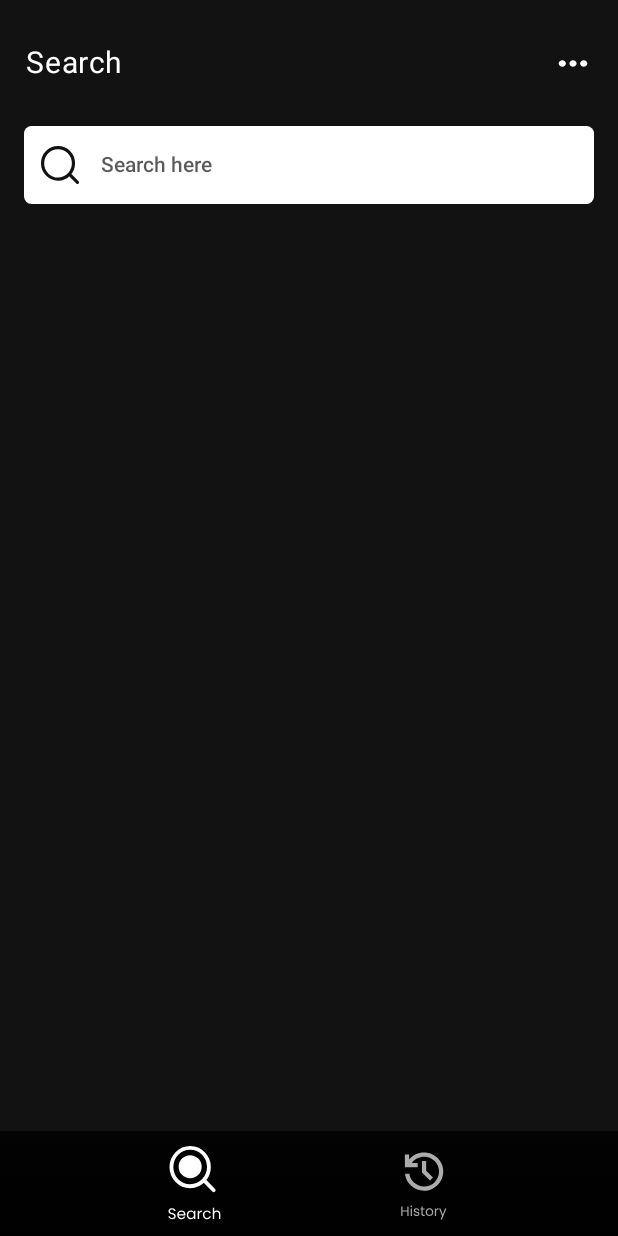
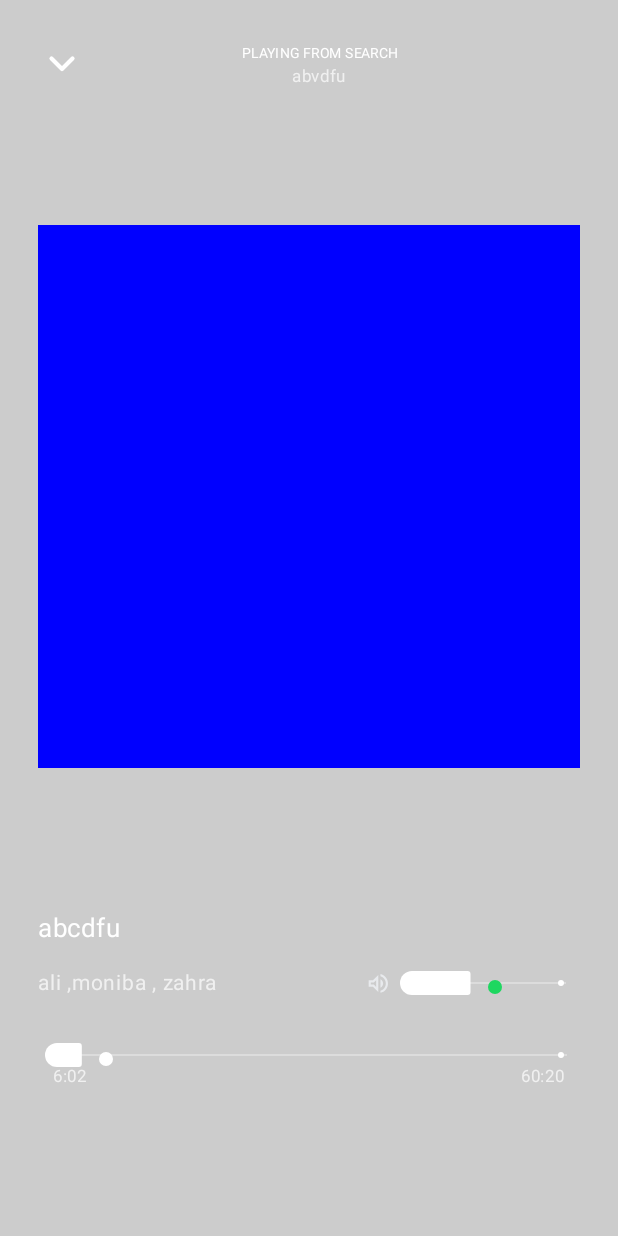
Before and after one commit to im-ali-f/spotify, an Android app built with Jetpack Compose: the HomeComp screen opened through its navigation route, on a phone screen of 412 x 824 dp. Run offline under Robolectric (Android 15) with nearby library versions, the phone set to English and light mode, and no system bars; our stand-ins replace Shimmer; libraries missing offline, so code that uses them is left out: com.spotify.android, com.spotify.protocol; pictures from the network do not load; 2 statements that could not run were skipped.

Commit message:
last changes

```diff
--- a/app/src/main/java/com/example/techsrcstudioc/Data/VMs/TrackViewModel.kt
+++ b/app/src/main/java/com/example/techsrcstudioc/Data/VMs/TrackViewModel.kt
@@ -55,5 +55,8 @@ class TrackViewModel(
         )
     )
 
+    var muted by mutableStateOf(false)
+    var voloume by mutableStateOf(0.5f)
+    var trackListened by mutableStateOf(0.1f)
 
 }
--- a/app/src/main/java/com/example/techsrcstudioc/TrackComp/TrackComp.kt
+++ b/app/src/main/java/com/example/techsrcstudioc/TrackComp/TrackComp.kt
@@ -1,28 +1,78 @@
 package com.example.techsrcstudioc.TrackComp
 
+import android.annotation.SuppressLint
 import android.media.AudioManager
 import android.media.MediaPlayer
 import android.util.Log
 import android.widget.Toast
+import androidx.compose.foundation.background
+import androidx.compose.foundation.interaction.MutableInteractionSource
 import androidx.compose.foundation.layout.Arrangement
+import androidx.compose.foundation.layout.Box
 import androidx.compose.foundation.layout.Column
+import androidx.compose.foundation.layout.PaddingValues
+import androidx.compose.foundation.layout.Row
 import androidx.compose.foundation.layout.Spacer
 import androidx.compose.foundation.layout.fillMaxHeight
 import androidx.compose.foundation.layout.fillMaxSize
 import androidx.compose.foundation.layout.fillMaxWidth
 import androidx.compose.foundation.layout.height
+import androidx.compose.foundation.layout.offset
 import androidx.compose.foundation.layout.padding
+import androidx.compose.foundation.layout.size
 import androidx.compose.foundation.layout.width
+import androidx.compose.foundation.shape.RoundedCornerShape
+import androidx.compose.foundation.text.BasicText
+import androidx.compose.material.ExperimentalMaterialApi
+import androidx.compose.material.Icon
+import androidx.compose.material.IconButton
+import androidx.compose.material.ModalBottomSheetLayout
+import androidx.compose.material.ModalBottomSheetValue
+import androidx.compose.material.Scaffold
+import androidx.compose.material.Slider
+import androidx.compose.material.SliderDefaults
+import androidx.compose.material.icons.Icons
+import androidx.compose.material.icons.filled.Add
 import androidx.compose.material3.Button
+import androidx.compose.material3.ExperimentalMaterial3Api
+import androidx.compose.material3.ExtendedFloatingActionButton
+import androidx.compose.material3.LinearProgressIndicator
+import androidx.compose.material3.ModalBottomSheet
+import androidx.compose.material3.SliderColors
+import androidx.compose.material3.SliderState
 import androidx.compose.material3.Text
+import androidx.compose.material3.rememberModalBottomSheetState
 import androidx.compose.runtime.Composable
+import androidx.compose.runtime.LaunchedEffect
+import androidx.compose.runtime.getValue
+import androidx.compose.runtime.mutableLongStateOf
+import androidx.compose.runtime.mutableStateOf
+import androidx.compose.runtime.remember
+import androidx.compose.runtime.rememberCoroutineScope
+import androidx.compose.runtime.setValue
 import androidx.compose.ui.Alignment
 import androidx.compose.ui.Modifier
 import androidx.compose.ui.graphics.Color
+import androidx.compose.ui.platform.LocalConfiguration
 import androidx.compose.ui.platform.LocalContext
+import androidx.compose.ui.platform.LocalDensity
+import androidx.compose.ui.res.painterResource
+import androidx.compose.ui.semantics.contentDescription
+import androidx.compose.ui.semantics.semantics
+import androidx.compose.ui.text.TextStyle
 import androidx.compose.ui.text.font.FontWeight
+import androidx.compose.ui.unit.Dp
+import androidx.compose.ui.unit.DpSize
 import androidx.compose.ui.unit.dp
 import androidx.compose.ui.unit.sp
+import com.example.techsrcstudioc.Data.VMs.TrackViewModel
+import com.example.techsrcstudioc.R
+
+import com.example.techsrcstudioc.ui.theme.lightWhiteFontColor
+import com.example.techsrcstudioc.ui.theme.progressColor
+import com.example.techsrcstudioc.ui.theme.secondaryIconWhiteColor
+import com.example.techsrcstudioc.ui.theme.thumbColor
+import com.example.techsrcstudioc.ui.theme.unProgressColor
 
 import com.spotify.android.appremote.api.ConnectionParams;
 import com.spotify.android.appremote.api.Connector;
@@ -31,9 +81,335 @@ import com.spotify.android.appremote.api.SpotifyAppRemote;
 import com.spotify.protocol.client.Subscription;
 import com.spotify.protocol.types.PlayerState;
 import com.spotify.protocol.types.Track;
+import kotlinx.coroutines.delay
+import kotlinx.coroutines.launch
+
+@SuppressLint("UnusedMaterialScaffoldPaddingParameter", "UnrememberedMutableInteractionSource")
+@OptIn(ExperimentalMaterial3Api::class)
+@Composable
+fun TrackComp(contentPadding: PaddingValues , trackModel: TrackViewModel) {
+    val screenWidth = LocalConfiguration.current.screenWidthDp
+    val screenHeight = LocalConfiguration.current.screenHeightDp
+    val sheetState = rememberModalBottomSheetState(skipPartiallyExpanded = true)
+
+    val scope = rememberCoroutineScope()
+    var showBottomSheet by remember { mutableStateOf(true) }
+    Scaffold(
+        modifier = Modifier
+            .fillMaxSize()
+            .padding(contentPadding),
+        floatingActionButton = {
+            ExtendedFloatingActionButton(
+                text = { Text("Show bottom sheet") },
+                icon = { Icon(Icons.Filled.Add, contentDescription = "") },
+                onClick = {
+                    showBottomSheet = true
+                }
+            )
+        }
+    ) { contentPaddingInner ->
+        if (showBottomSheet) {
+            ModalBottomSheet(
+                dragHandle = {},
+                containerColor = Color.LightGray,
+                shape = RoundedCornerShape(0),
+                modifier = Modifier.fillMaxSize(),
+                onDismissRequest = {
+                    showBottomSheet = false
+                },
+                sheetState = sheetState,
+
+                ) {
+
+                Scaffold(
+                    Modifier
+                        .fillMaxSize()
+                        .padding(start = 25.dp, end = 25.dp, top = 25.dp)
+                        .background(Color.LightGray),
+                    backgroundColor = Color.Transparent,
+                    topBar = {
+                        //topbar
+                        Box(Modifier.fillMaxWidth()) {
+                            IconButton(
+                                modifier = Modifier
+                                    .size(30.dp)
+                                    .align(Alignment.CenterStart),
+                                onClick = {
+                                    scope.launch { sheetState.hide() }.invokeOnCompletion {
+                                        if (!sheetState.isVisible) {
+                                            showBottomSheet = false
+                                        }
+                                    }
+                                }) {
+                                Icon(
+                                    modifier = Modifier.size(24.dp),
+                                    painter = painterResource(id = R.drawable.arrow),
+                                    contentDescription = null,
+                                    tint = Color.White
+                                )
+                            }
+
+                            Column(
+                                Modifier
+                                    .fillMaxWidth()
+                                    .offset(y = 3.dp)
+                                    .padding(start = 14.dp)
+                                    .align(Alignment.Center),
+                                verticalArrangement = Arrangement.Center,
+                                horizontalAlignment = Alignment.CenterHorizontally
+                            ) {
+                                Text(
+                                    text = "PLAYING FROM SEARCH",
+                                    fontSize = 9.sp,
+                                    lineHeight = 13.5.sp,
+                                    fontWeight = FontWeight(400),
+                                    color = Color.White
+                                )
+                                Text(
+                                    text = "abvdfu",
+                                    fontSize = 11.sp,
+                                    lineHeight = 16.5.sp,
+                                    fontWeight = FontWeight(400),
+                                    color = lightWhiteFontColor
+                                )
+                            }
+                        }
+                    },
+                    bottomBar = {
+                        Column(
+                            Modifier
+                                .fillMaxWidth()
+                                .padding(bottom = 80.dp)) {
+                            Row(
+                                Modifier.fillMaxWidth(),
+                                verticalAlignment = Alignment.CenterVertically,
+                                horizontalArrangement = Arrangement.Start
+                            ) {
+                                Text(
+                                    text = "abcdfu",
+                                    fontSize = 17.sp,
+                                    lineHeight = 25.sp,
+                                    fontWeight = FontWeight(400),
+                                    color = Color.White
+                                )
+                            }
+
+                            Row(
+                                Modifier.fillMaxWidth(),
+                                verticalAlignment = Alignment.CenterVertically,
+                                horizontalArrangement = Arrangement.SpaceBetween
+                            ) {
+                                Text(
+                                    modifier = Modifier.fillMaxWidth(0.6f),
+                                    text = "ali ,moniba , zahra",
+                                    fontSize = 14.sp,
+                                    lineHeight = 21.sp,
+                                    fontWeight = FontWeight(400),
+                                    color = lightWhiteFontColor
+                                )
+
+                                Row (Modifier.fillMaxWidth(), verticalAlignment = Alignment.CenterVertically){
+                                    IconButton(
+                                        modifier = Modifier
+                                            .size(20.dp),
+                                        onClick = {
+                                            if(trackModel.muted){
+                                                trackModel.muted = false
+                                                trackModel.voloume = 0.5f
+                                            }else{
+                                                trackModel.muted = true
+                                                trackModel.voloume = 0f
+                                            }
+                                        }) {
+                                        Icon(
+                                            modifier = Modifier.size(18.dp),
+                                            painter = painterResource(id = if(trackModel.muted) R.drawable.volume_off else R.drawable.volume_on),
+                                            contentDescription = null,
+                                            tint = secondaryIconWhiteColor
+                                        )
+                                    }
+                                    val interactionSource = MutableInteractionSource()
+                                    Box(contentAlignment = Alignment.Center){
+                                        Row (
+                                            Modifier
+                                                .fillMaxWidth(0.85f)
+                                                .height(1.5.dp)
+                                                .background(
+                                                    unProgressColor
+                                                )){}
+                                        androidx.compose.material3.Slider(
+                                            modifier = Modifier.semantics { contentDescription = "Localized Description" },
+                                            value = trackModel.voloume,
+                                            onValueChange = { trackModel.voloume = it },
+                                            valueRange = 0f..1f,
+                                            interactionSource = interactionSource,
+                                            onValueChangeFinished = {
+                                                if(trackModel.voloume == 0f){
+                                                    trackModel.muted = true
+                                                }
+                                                else{
+                                                    trackModel.muted = false
+                                                }
+                                            },
+                                            colors = SliderColors(
+                                                thumbColor = thumbColor,
+                                                activeTrackColor = progressColor,
+                                                activeTickColor = Color.Transparent,
+                                                inactiveTrackColor = Color.Transparent,
+                                                inactiveTickColor = Color.Transparent,
+                                                disabledInactiveTrackColor = Color.Transparent,
+                                                disabledActiveTrackColor = Color.Transparent,
+                                                disabledThumbColor = Color.Transparent,
+                                                disabledActiveTickColor = Color.Transparent,
+                                                disabledInactiveTickColor = Color.Transparent,
+                                            ),
+                                            thumb = {
+                                                androidx.compose.material3.SliderDefaults.Thumb( //androidx.compose.material3.SliderDefaults
+                                                    interactionSource = interactionSource,
+                                                    thumbSize = DpSize(9.dp,9.dp),
+                                                    modifier = Modifier.offset(y=6.dp, x = 5.dp),
+                                                    colors = SliderColors(thumbColor = thumbColor,activeTrackColor = progressColor,
+                                                        activeTickColor = Color.Transparent,
+                                                        inactiveTrackColor = Color.Transparent,
+                                                        inactiveTickColor = Color.Transparent,
+                                                        disabledInactiveTrackColor = Color.Transparent,
+                                                        disabledActiveTrackColor = Color.Transparent,
+                                                        disabledThumbColor = Color.Transparent,
+                                                        disabledActiveTickColor = Color.Transparent,
+                                                        disabledInactiveTickColor = Color.Transparent,)
+                                                )
+                                            },
+
+                                            )
+
+                                    }
+
+                                }
+                            }
 
 
-@Composable
-fun TrackComp(modifier: Modifier = Modifier) {
+
+                            PercentageSlider(trackModel)
+
+                        }
+                    }
+                ) { padding ->
+                    //center Image
+                    Box(
+                        modifier = Modifier
+                            .fillMaxSize()
+                            .padding(padding)
+                    ) {
+                        Box(
+                            modifier = Modifier
+                                .fillMaxWidth()
+                                .height((screenWidth - 50).dp)
+                                .align(Alignment.Center)
+                                .background(Color.Blue)
+                        )
+                    }
+                }
+            }
+        }
+    }
 
 }
+@OptIn(ExperimentalMaterial3Api::class)
+@SuppressLint("UnrememberedMutableInteractionSource")
+@Composable
+fun PercentageSlider(trackModel: TrackViewModel) {
+    // State to hold the slider value
+    var duration = 3620
+    var mins = (duration/60).toInt()
+    var seconds = (duration%60).toInt()
+
+    val interactionSource = MutableInteractionSource()
+    Row (Modifier.fillMaxWidth()){
+        Box(contentAlignment = Alignment.Center){
+            Row (
+                Modifier
+                    .fillMaxWidth(0.95f)
+                    .height(1.5.dp)
+                    .background(
+                        unProgressColor
+                    )){}
+            androidx.compose.material3.Slider(
+                modifier = Modifier
+                    .fillMaxWidth()
+                    .semantics { contentDescription = "Localized Description" },
+                value = trackModel.trackListened,
+                onValueChange = { trackModel.trackListened = it },
+                valueRange = 0f..1f,
+                interactionSource = interactionSource,
+                onValueChangeFinished = {
+
+                },
+                colors = SliderColors(
+                    thumbColor = Color.White,
+                    activeTrackColor = progressColor,
+                    activeTickColor = Color.Transparent,
+                    inactiveTrackColor = Color.Transparent,
+                    inactiveTickColor = Color.Transparent,
+                    disabledInactiveTrackColor = Color.Transparent,
+                    disabledActiveTrackColor = Color.Transparent,
+                    disabledThumbColor = Color.Transparent,
+                    disabledActiveTickColor = Color.Transparent,
+                    disabledInactiveTickColor = Color.Transparent,
+                ),
+                thumb = {
+                    androidx.compose.material3.SliderDefaults.Thumb( //androidx.compose.material3.SliderDefaults
+                        interactionSource = interactionSource,
+                        thumbSize = DpSize(9.dp,9.dp),
+                        modifier = Modifier.offset(y=6.dp, x = 5.dp),
+                        colors = SliderColors(
+                            thumbColor = Color.White,
+                            activeTrackColor = progressColor,
+                            activeTickColor = Color.Transparent,
+                            inactiveTrackColor = Color.Transparent,
+                            inactiveTickColor = Color.Transparent,
+                            disabledInactiveTrackColor = Color.Transparent,
+                            disabledActiveTrackColor = Color.Transparent,
+                            disabledThumbColor = Color.Transparent,
+                            disabledActiveTickColor = Color.Transparent,
+                            disabledInactiveTickColor = Color.Transparent,)
+                    )
+                },
+
+                )
+
+        }
+    }
+    Row (Modifier.fillMaxWidth().padding(start = 10.dp , end = 10.dp).offset(y=-18.dp), verticalAlignment = Alignment.CenterVertically, horizontalArrangement = Arrangement.SpaceBetween){
+        Text(
+            text = "${calculatepassedTime(duration,trackModel)}",
+            fontSize = 11.sp,
+            lineHeight = 16.sp,
+            fontWeight = FontWeight(400),
+            color = lightWhiteFontColor
+        )
+        Text(
+            text = "$mins:$seconds",
+            fontSize = 11.sp,
+            lineHeight = 16.5.sp,
+            fontWeight = FontWeight(400),
+            color = lightWhiteFontColor
+        )
+    }
+
+
+}
+fun calculatepassedTime(duration:Int , trackModel: TrackViewModel):String{
+    // Ensure trackListened is within the valid range (0.0 to 1.0)
+    val trackListenedPercentage = trackModel.trackListened.coerceIn(0.0f, 1.0f)
+
+    // Calculate the passed time in milliseconds
+    val passedTimeMillis = (trackListenedPercentage * duration).toInt()
+
+    // Convert the passed time into minutes and seconds
+    val mins = (passedTimeMillis / 60).toInt()
+    val seconds = (passedTimeMillis % 60).toInt()
+
+    // Return formatted time as "minutes:seconds"
+    return String.format("%d:%02d", mins, seconds)
+
+}
--- a/app/src/main/java/com/example/techsrcstudioc/homePage/BottomBarComp.kt
+++ b/app/src/main/java/com/example/techsrcstudioc/homePage/BottomBarComp.kt
@@ -180,7 +180,7 @@ fun BottomBarComp(
                     .size(50.dp),
                 onClick = {
                     generalModel.selectedBottomBar = 2
-
+                    navController.navigate("trackPart")
                 }) {
                 Icon(
                     modifier = Modifier.size(50.dp),
--- a/app/src/main/java/com/example/techsrcstudioc/homePage/HomeComp.kt
+++ b/app/src/main/java/com/example/techsrcstudioc/homePage/HomeComp.kt
@@ -18,6 +18,7 @@ import com.example.techsrcstudioc.Data.VMs.GeneralViewModel
 import com.example.techsrcstudioc.Data.VMs.LoginLogoutViewModel
 import com.example.techsrcstudioc.Data.VMs.SearchViewModel
 import com.example.techsrcstudioc.Data.VMs.TrackViewModel
+import com.example.techsrcstudioc.TrackComp.TrackComp
 import com.example.techsrcstudioc.searchPage.SearchBar
 import com.example.techsrcstudioc.searchPage.SearchComp
 import com.example.techsrcstudioc.ui.theme.mainBGC
@@ -34,6 +35,7 @@ fun HomeComp(
 ) {
     val innerNavState = rememberNavController()
     //better in mainactivity
+
     Scaffold(
         topBar = {
             TopBarComp(navController = navController, generalModel = generalModel , lsModel = lsModel )
@@ -47,16 +49,16 @@ fun HomeComp(
         backgroundColor = mainBGC
 
     ) {
-
+        contentPadding->
 
         SharedTransitionLayout {
-            NavHost(navController = innerNavState, startDestination = "searchPart") {
+            NavHost(navController = innerNavState, startDestination = "trackPart") {
 
                 composable("searchPart") {
                     SearchComp(navController = navController, generalModel = generalModel, searchModel =searchModel, trackModel )
                 }
                 composable("trackPart") {
-
+                    TrackComp(contentPadding , trackModel = trackModel)
                 }
 
 
--- a/app/src/main/java/com/example/techsrcstudioc/ui/theme/Color.kt
+++ b/app/src/main/java/com/example/techsrcstudioc/ui/theme/Color.kt
@@ -24,3 +24,9 @@ val lightWhiteFontColor = Color(0xB3FFFFFF)
 //bottom bar
 val unselectedBottomIcon = Color(0xFFACACAC)
 val selectedBottomIcon = Color(0xFFFFFFFF)
+
+
+val secondaryIconWhiteColor = Color(0xFFE8EAED)
+val thumbColor = Color(0xFF1ED760)
+val progressColor = Color(0xFFFFFFFF)
+val unProgressColor = Color(0x4DFFFFFF)
--- /dev/null
+++ b/app/src/main/res/drawable/arrow.xml
@@ -0,0 +1,13 @@
+<vector xmlns:android="http://schemas.android.com/apk/res/android"
+    android:width="24dp"
+    android:height="24dp"
+    android:viewportWidth="24"
+    android:viewportHeight="24">
+  <path
+      android:pathData="M19.001,9.001L12.001,16.001L5.001,9.001"
+      android:strokeLineJoin="round"
+      android:strokeWidth="2.82353"
+      android:fillColor="#00000000"
+      android:strokeColor="#ffffff"
+      android:strokeLineCap="round"/>
+</vector>
--- /dev/null
+++ b/app/src/main/res/drawable/volume_off.xml
@@ -0,0 +1,9 @@
+<vector xmlns:android="http://schemas.android.com/apk/res/android"
+    android:width="18dp"
+    android:height="18dp"
+    android:viewportWidth="18"
+    android:viewportHeight="18">
+  <path
+      android:pathData="M14.303,15.5L12.317,13.514C12.043,13.689 11.753,13.839 11.447,13.965C11.14,14.091 10.823,14.192 10.495,14.269V12.923C10.648,12.868 10.798,12.814 10.946,12.759C11.094,12.704 11.233,12.639 11.365,12.562L9.182,10.379V13.793L5.899,10.51H3.272V6.571H5.373L2.222,3.419L3.141,2.5L15.222,14.581L14.303,15.5ZM14.171,11.692L13.219,10.74C13.405,10.401 13.545,10.045 13.638,9.673C13.731,9.301 13.778,8.918 13.778,8.524C13.778,7.495 13.477,6.576 12.875,5.766C12.273,4.957 11.479,4.41 10.495,4.125V2.779C11.852,3.085 12.957,3.772 13.81,4.839C14.664,5.906 15.091,7.134 15.091,8.524C15.091,9.104 15.011,9.662 14.853,10.198C14.694,10.734 14.467,11.232 14.171,11.692ZM11.972,9.492L10.495,8.015V5.881C11.009,6.122 11.411,6.483 11.701,6.965C11.991,7.446 12.136,7.971 12.136,8.54C12.136,8.705 12.122,8.866 12.095,9.025C12.068,9.183 12.027,9.339 11.972,9.492ZM9.182,6.702L7.474,4.995L9.182,3.288V6.702ZM7.868,10.609V9.066L6.687,7.884H4.586V9.197H6.457L7.868,10.609Z"
+      android:fillColor="#E8EAED"/>
+</vector>
--- /dev/null
+++ b/app/src/main/res/drawable/volume_on.xml
@@ -0,0 +1,9 @@
+<vector xmlns:android="http://schemas.android.com/apk/res/android"
+    android:width="18dp"
+    android:height="18dp"
+    android:viewportWidth="18"
+    android:viewportHeight="18">
+  <path
+      android:pathData="M10.292,15.232V13.768C11.363,13.458 12.226,12.863 12.881,11.982C13.536,11.101 13.863,10.101 13.863,8.982C13.863,7.863 13.536,6.863 12.881,5.982C12.226,5.101 11.363,4.506 10.292,4.196V2.732C11.768,3.065 12.97,3.813 13.899,4.973C14.828,6.134 15.292,7.47 15.292,8.982C15.292,10.494 14.828,11.83 13.899,12.991C12.97,14.152 11.768,14.899 10.292,15.232ZM2.435,11.143V6.857H5.292L8.863,3.286V14.714L5.292,11.143H2.435ZM10.292,11.857V6.107C10.851,6.369 11.289,6.762 11.604,7.286C11.92,7.81 12.078,8.381 12.078,9C12.078,9.607 11.92,10.17 11.604,10.688C11.289,11.205 10.851,11.595 10.292,11.857ZM7.435,6.75L5.899,8.286H3.863V9.714H5.899L7.435,11.25V6.75Z"
+      android:fillColor="#E8EAED"/>
+</vector>
```
